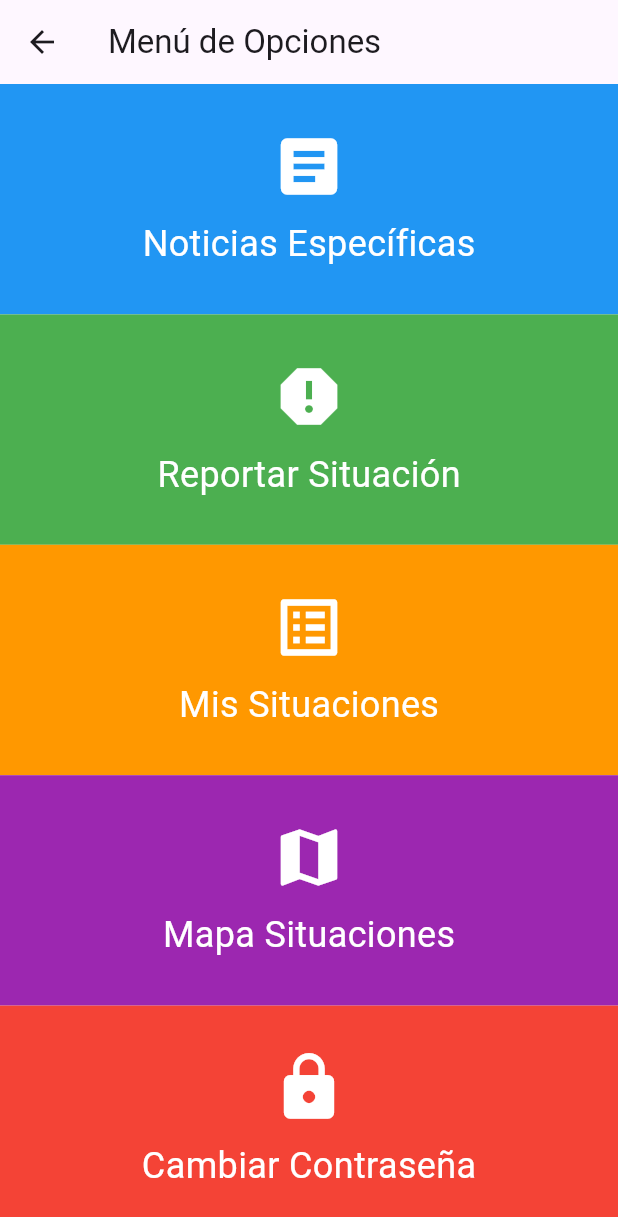
After one commit to LeonardoBP0065/proyecto_final_app, a Flutter app: the PostLoginPage screen opened directly, on a phone screen of 412 x 824 dp. The commit adds this screen. Shown: the top 1217 px of the screen. Run offline on Flutter 3.47's test engine with Material 3 defaults, Android fonts, the phone set to English and light mode, and no system bars; our stand-ins replace youtube_player_flutter; network calls fail.

Commit message:
Cambios 3

```diff
--- /dev/null
+++ b/lib/login_page.dart
@@ -0,0 +1,260 @@
+import 'package:flutter/material.dart';
+import 'post_login_page.dart';
+
+class LoginPage extends StatefulWidget {
+  @override
+  _LoginPageState createState() => _LoginPageState();
+}
+
+class _LoginPageState extends State<LoginPage> {
+  final TextEditingController _emailController = TextEditingController();
+  final TextEditingController _passwordController = TextEditingController();
+
+  String _message = '';
+
+  Future<void> _login() async {
+    if (_emailController.text.isEmpty || _passwordController.text.isEmpty) {
+      setState(() {
+        _message = 'Por favor, ingrese su correo electrónico y contraseña.';
+      });
+      return;
+    }
+    await Future.delayed(Duration(seconds: 2));
+
+    setState(() {
+      _message = 'Inicio de sesión exitoso!';
+    });
+
+    Navigator.push(
+      context,
+      MaterialPageRoute(builder: (context) => PostLoginPage()),
+    );
+  }
+
+  @override
+  Widget build(BuildContext context) {
+    return Scaffold(
+      appBar: AppBar(
+        title: Text('Iniciar Sesión'),
+      ),
+      body: SingleChildScrollView(
+        child: Padding(
+          padding: EdgeInsets.all(20),
+          child: Column(
+            mainAxisAlignment: MainAxisAlignment.center,
+            crossAxisAlignment: CrossAxisAlignment.stretch,
+            children: [
+              Icon(
+                Icons.account_circle,
+                size: 100,
+                color: Colors.blue,
+              ),
+              SizedBox(height: 20),
+              TextField(
+                controller: _emailController,
+                decoration: InputDecoration(labelText: 'Correo Electrónico'),
+              ),
+              SizedBox(height: 10),
+              TextField(
+                controller: _passwordController,
+                decoration: InputDecoration(labelText: 'Contraseña'),
+                obscureText: true,
+              ),
+              SizedBox(height: 20),
+              ElevatedButton(
+                onPressed: _login,
+                child: Text('Iniciar Sesión'),
+              ),
+              SizedBox(height: 10),
+              if (_message.isNotEmpty)
+                Text(
+                  _message,
+                  style: TextStyle(
+                    color: Colors.red,
+                  ),
+                ),
+            ],
+          ),
+        ),
+      ),
+    );
+  }
+}
+
+class PostLoginPage extends StatelessWidget {
+  void _navigateToSpecificNews(BuildContext context) {
+    // Lógica para redireccionar a la página de noticias específicas
+    print('Navegar a Noticias Específicas');
+  }
+
+  void _reportSituation(BuildContext context) {
+    // Lógica para redireccionar a la página de reportar situación
+    print('Navegar a Reportar Situación');
+  }
+
+  void _navigateToMySituations(BuildContext context) {
+    // Lógica para redireccionar a la página de mis situaciones
+    print('Navegar a Mis Situaciones');
+  }
+
+  void _navigateToMap(BuildContext context) {
+    // Lógica para redireccionar a la página de mapa de situaciones
+    print('Navegar a Mapa de Situaciones');
+  }
+
+  void _changePassword(BuildContext context) {
+    // Lógica para redireccionar a la página de cambio de contraseña
+    print('Navegar a Cambiar Contraseña');
+  }
+
+  @override
+  Widget build(BuildContext context) {
+    return Scaffold(
+      appBar: AppBar(
+        title: Text('Menú de Opciones'),
+      ),
+      body: Column(
+        mainAxisAlignment: MainAxisAlignment.center,
+        crossAxisAlignment: CrossAxisAlignment.stretch,
+        children: [
+          Expanded(
+            child: GestureDetector(
+              onTap: () => _navigateToSpecificNews(context),
+              child: Container(
+                color: Colors.blue,
+                child: Column(
+                  mainAxisAlignment: MainAxisAlignment.center,
+                  children: [
+                    Icon(
+                      Icons.article,
+                      size: 50,
+                      color: Colors.white,
+                    ),
+                    SizedBox(height: 10),
+                    Text(
+                      'Noticias Específicas',
+                      style: TextStyle(
+                        color: Colors.white,
+                        fontSize: 24,
+                      ),
+                    ),
+                  ],
+                ),
+              ),
+            ),
+          ),
+          Expanded(
+            child: GestureDetector(
+              onTap: () => _reportSituation(context),
+              child: Container(
+                color: Colors.green,
+                child: Column(
+                  mainAxisAlignment: MainAxisAlignment.center,
+                  children: [
+                    Icon(
+                      Icons.report,
+                      size: 50,
+                      color: Colors.white,
+                    ),
+                    SizedBox(height: 10),
+                    Text(
+                      'Reportar Situación',
+                      style: TextStyle(
+                        color: Colors.white,
+                        fontSize: 24,
+                      ),
+                    ),
+                  ],
+                ),
+              ),
+            ),
+          ),
+          Expanded(
+            child: GestureDetector(
+              onTap: () => _navigateToMySituations(context),
+              child: Container(
+                color: Colors.orange,
+                child: Column(
+                  mainAxisAlignment: MainAxisAlignment.center,
+                  children: [
+                    Icon(
+                      Icons.list_alt,
+                      size: 50,
+                      color: Colors.white,
+                    ),
+                    SizedBox(height: 10),
+                    Text(
+                      'Mis Situaciones',
+                      style: TextStyle(
+                        color: Colors.white,
+                        fontSize: 24,
+                      ),
+                    ),
+                  ],
+                ),
+              ),
+            ),
+          ),
+          Expanded(
+            child: GestureDetector(
+              onTap: () => _navigateToMap(context),
+              child: Container(
+                color: Colors.purple,
+                child: Column(
+                  mainAxisAlignment: MainAxisAlignment.center,
+                  children: [
+                    Icon(
+                      Icons.map,
+                      size: 50,
+                      color: Colors.white,
+                    ),
+                    SizedBox(height: 10),
+                    Text(
+                      'Mapa Situaciones',
+                      style: TextStyle(
+                        color: Colors.white,
+                        fontSize: 24,
+                      ),
+                    ),
+                  ],
+                ),
+              ),
+            ),
+          ),
+          Expanded(
+            child: GestureDetector(
+              onTap: () => _changePassword(context),
+              child: Container(
+                color: Colors.red,
+                child: Column(
+                  mainAxisAlignment: MainAxisAlignment.center,
+                  children: [
+                    Icon(
+                      Icons.lock,
+                      size: 50,
+                      color: Colors.white,
+                    ),
+                    SizedBox(height: 10),
+                    Text(
+                      'Cambiar Contraseña',
+                      style: TextStyle(
+                        color: Colors.white,
+                        fontSize: 24,
+                      ),
+                    ),
+                  ],
+                ),
+              ),
+            ),
+          ),
+        ],
+      ),
+    );
+  }
+}
+
+void main() {
+  runApp(MaterialApp(
+    home: LoginPage(),
+  ));
+}
--- /dev/null
+++ b/lib/post_login_page.dart
@@ -0,0 +1,198 @@
+import 'package:flutter/material.dart';
+
+class PostLoginPage extends StatefulWidget {
+  @override
+  _PostLoginPageState createState() => _PostLoginPageState();
+}
+
+class _PostLoginPageState extends State<PostLoginPage> {
+  List<Situacion> situaciones = [];
+
+  @override
+  Widget build(BuildContext context) {
+    return Scaffold(
+      appBar: AppBar(
+        title: Text('Post Login'),
+      ),
+      body: ListView(
+        children: [
+          ElevatedButton(
+            onPressed: () {
+              // Reportar Situación
+              showDialog(
+                context: context,
+                builder: (context) => AlertDialog(
+                  title: Text('Reportar Situación'),
+                  content: SingleChildScrollView(
+                    child: Column(
+                      crossAxisAlignment: CrossAxisAlignment.start,
+                      mainAxisSize: MainAxisSize.min,
+                      children: [
+                        TextField(
+                          decoration: InputDecoration(labelText: 'Título'),
+                        ),
+                        TextField(
+                          decoration: InputDecoration(labelText: 'Descripción'),
+                          maxLines: null,
+                        ),
+                        // Aquí se puede agregar la función para subir una foto en formato base 64
+                        SizedBox(height: 10),
+                        Text(
+                          'Ubicación Geográfica:',
+                          style: TextStyle(fontWeight: FontWeight.bold),
+                        ),
+                        TextField(
+                          decoration: InputDecoration(labelText: 'Latitud'),
+                          keyboardType: TextInputType.number,
+                        ),
+                        TextField(
+                          decoration: InputDecoration(labelText: 'Longitud'),
+                          keyboardType: TextInputType.number,
+                        ),
+                      ],
+                    ),
+                  ),
+                  actions: [
+                    TextButton(
+                      onPressed: () {
+                        Navigator.pop(context);
+                      },
+                      child: Text('Cancelar'),
+                    ),
+                    ElevatedButton(
+                      onPressed: () {
+                        // Guardar la situación reportada
+                        final nuevaSituacion = Situacion(
+                          titulo: 'Título de ejemplo',
+                          descripcion: 'Descripción de ejemplo',
+                          latitud: 0.0, // Reemplazar con el valor del campo de texto
+                          longitud: 0.0, // Reemplazar con el valor del campo de texto
+                        );
+                        setState(() {
+                          situaciones.add(nuevaSituacion);
+                        });
+                        Navigator.pop(context);
+                      },
+                      child: Text('Enviar'),
+                    ),
+                  ],
+                ),
+              );
+            },
+            child: Text('Reportar Situación'),
+          ),
+          ElevatedButton(
+            onPressed: () {
+              // Mis Situaciones
+              Navigator.push(
+                context,
+                MaterialPageRoute(
+                  builder: (context) => HistorialSituaciones(situaciones: situaciones),
+                ),
+              );
+            },
+            child: Text('Mis Situaciones'),
+          ),
+          ElevatedButton(
+            onPressed: () {
+              // Cambiar Contraseña
+              showDialog(
+                context: context,
+                builder: (context) => AlertDialog(
+                  title: Text('Cambiar Contraseña'),
+                  content: SingleChildScrollView(
+                    child: Column(
+                      crossAxisAlignment: CrossAxisAlignment.start,
+                      mainAxisSize: MainAxisSize.min,
+                      children: [
+                        TextField(
+                          decoration: InputDecoration(labelText: 'Contraseña Actual'),
+                          obscureText: true,
+                        ),
+                        TextField(
+                          decoration: InputDecoration(labelText: 'Nueva Contraseña'),
+                          obscureText: true,
+                        ),
+                        TextField(
+                          decoration: InputDecoration(labelText: 'Confirmar Nueva Contraseña'),
+                          obscureText: true,
+                        ),
+                      ],
+                    ),
+                  ),
+                  actions: [
+                    TextButton(
+                      onPressed: () {
+                        Navigator.pop(context);
+                      },
+                      child: Text('Cancelar'),
+                    ),
+                    ElevatedButton(
+                      onPressed: () {
+                        // Lógica para cambiar la contraseña
+                        // Esto es solo un ejemplo, no se realiza ninguna operación real aquí
+                        print('Contraseña cambiada con éxito');
+                        Navigator.pop(context);
+                      },
+                      child: Text('Cambiar'),
+                    ),
+                  ],
+                ),
+              );
+            },
+            child: Text('Cambiar Contraseña'),
+          ),
+        ],
+      ),
+    );
+  }
+}
+
+class Situacion {
+  final String titulo;
+  final String descripcion;
+  final double latitud;
+  final double longitud;
+
+  Situacion({
+    required this.titulo,
+    required this.descripcion,
+    required this.latitud,
+    required this.longitud,
+  });
+}
+
+class HistorialSituaciones extends StatelessWidget {
+  final List<Situacion> situaciones;
+
+  const HistorialSituaciones({Key? key, required this.situaciones}) : super(key: key);
+
+  @override
+  Widget build(BuildContext context) {
+    return Scaffold(
+      appBar: AppBar(
+        title: Text('Mis Situaciones'),
+      ),
+      body: ListView.builder(
+        itemCount: situaciones.length,
+        itemBuilder: (context, index) {
+          final situacion = situaciones[index];
+          return ListTile(
+            title: Text(situacion.titulo),
+            subtitle: Text(situacion.descripcion),
+            onTap: () {
+              // Implementar la funcionalidad para ver detalles de la situación
+              print('Detalles de la situación seleccionada');
+            },
+          );
+        },
+      ),
+    );
+  }
+}
+
+void main() {
+  runApp(MaterialApp(
+    home: PostLoginPage(),
+  ));
+}
```
Also changed, not shown: lib/main.dart (+6 -1 lines), lib/voluntario_page.dart (+10 -0 lines), pubspec.yaml (line endings or trailing spaces).
